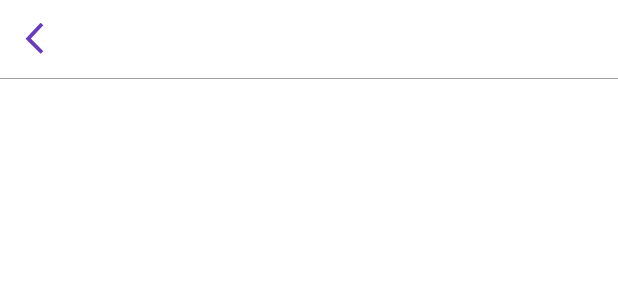
After one commit to zwjnb/Mode2, an Android app: the layout activity_toorbar.xml on its own in the app's theme, with its tools: preview values and no code run, on a phone screen of 412 x 824 dp. The commit adds this screen. Shown: the top 300 px of the screen. Run offline under Robolectric (Android 15) with nearby library versions, the phone set to English and light mode, and no system bars.

```diff
--- a/gradle.properties
+++ b/gradle.properties
@@ -22,3 +22,4 @@ kotlin.code.style=official
 # thereby reducing the size of the R class for that library
 android.nonTransitiveRClass=true
 android.enableJetifier=true
+android.overridePathCheck=true
--- a/lib_main/build.gradle
+++ b/lib_main/build.gradle
@@ -46,6 +46,8 @@ dependencies {
     implementation rootProject.androidx.navigationFragmentKtx
     implementation rootProject.androidx.navigationUiKtx
     implementation rootProject.androidx.ARounter
+    implementation rootProject.androidx.immersionbar
+    implementation rootProject.androidx.immersionbarKtx
     kapt rootProject.androidx.ARountercompiler
 
     testImplementation rootProject.androidx.junit
--- /dev/null
+++ b/lib_main/src/main/res/drawable/topbar_left_back_svg.xml
@@ -0,0 +1,17 @@
+<vector xmlns:android="http://schemas.android.com/apk/res/android"
+    android:width="24dp"
+    android:height="24dp"
+    android:viewportWidth="24"
+    android:viewportHeight="24">
+  <path
+      android:pathData="M14.3846,19.9996l-7.3632,-7.3632l7.3632,-7.8667"
+      android:strokeWidth="2"
+      android:fillColor="#00000000"
+      android:strokeColor="#683AC1"
+      android:fillType="nonZero"
+      />
+
+<!--  android:strokeLineJoin="round"-->
+<!--  android:strokeLineCap="round"-->
+
+</vector>
--- a/lib_main/src/main/res/layout/activity_main.xml
+++ b/lib_main/src/main/res/layout/activity_main.xml
@@ -2,7 +2,8 @@
 <androidx.constraintlayout.widget.ConstraintLayout xmlns:android="http://schemas.android.com/apk/res/android"
     xmlns:tools="http://schemas.android.com/tools"
     android:layout_width="match_parent"
-    android:layout_height="match_parent">
+    android:layout_height="match_parent"
+    android:fitsSystemWindows="true">
 <TextView
     android:layout_width="wrap_content"
     android:layout_height="wrap_content"
--- /dev/null
+++ b/lib_main/src/main/res/layout/activity_toorbar.xml
@@ -0,0 +1,57 @@
+<?xml version="1.0" encoding="utf-8"?>
+<androidx.constraintlayout.widget.ConstraintLayout xmlns:android="http://schemas.android.com/apk/res/android"
+    android:layout_width="match_parent"
+    android:layout_height="match_parent"
+    xmlns:app="http://schemas.android.com/apk/res-auto">
+<androidx.constraintlayout.widget.ConstraintLayout
+   android:id="@+id/toolbar"
+    android:layout_width="match_parent"
+    android:layout_height="wrap_content"
+    app:layout_constraintTop_toTopOf="parent"
+    >
+    <ImageView
+        android:id="@+id/img_back"
+        android:layout_width="50dp"
+        android:layout_height="50dp"
+        android:padding="10dp"
+        app:layout_constraintLeft_toLeftOf="parent"
+        app:layout_constraintTop_toTopOf="parent"
+        android:src="@drawable/topbar_left_back_svg"
+        ></ImageView>
+    <TextView
+        android:id="@+id/title"
+        android:layout_width="wrap_content"
+        android:layout_height="50dp"
+        android:text=""
+        android:textColor="@color/black"
+        android:textSize="18sp"
+        android:gravity="center"
+        app:layout_constraintLeft_toLeftOf="parent"
+        app:layout_constraintTop_toTopOf="parent"
+        app:layout_constraintRight_toRightOf="parent"
+        />
+    <ImageView
+        android:id="@+id/share"
+        android:layout_width="50dp"
+        android:layout_height="50dp"
+        android:visibility="gone"
+        android:src="@mipmap/appstore_icon_right_help_text"
+        app:layout_constraintTop_toTopOf="parent"
+        app:layout_constraintRight_toRightOf="parent"></ImageView>
+    <View
+        android:id="@+id/view"
+        android:layout_width="match_parent"
+        android:layout_height="0.5dp"
+        android:layout_marginTop="2dp"
+        android:background="@color/color_9f9f9f"
+        app:layout_constraintTop_toBottomOf="@+id/img_back"
+        />
+</androidx.constraintlayout.widget.ConstraintLayout>
+<FrameLayout
+    android:id="@+id/frame_layout"
+    android:layout_width="match_parent"
+    android:layout_height="0dp"
+    app:layout_constraintBottom_toBottomOf="parent"
+    app:layout_constraintTop_toBottomOf="@+id/toolbar"
+    />
+</androidx.constraintlayout.widget.ConstraintLayout>
--- a/lib_main/src/main/res/values/colors.xml
+++ b/lib_main/src/main/res/values/colors.xml
@@ -7,4 +7,5 @@
     <color name="teal_700">#FF018786</color>
     <color name="black">#FF000000</color>
     <color name="white">#FFFFFFFF</color>
+    <color name="color_9f9f9f">#9F9F9F</color>
 </resources>
--- /dev/null
+++ b/lib_main/src/main/res/values/ids.xml
@@ -0,0 +1,4 @@
+<?xml version="1.0" encoding="utf-8"?>
+<resources>
+    <item name="main_container" type="id"/>
+</resources>
--- a/lib_main/src/main/res/values/styles.xml
+++ b/lib_main/src/main/res/values/styles.xml
@@ -9,6 +9,8 @@
         <!--给window窗口设置背景图-->
         <item name="android:windowBackground">@mipmap/bg_welcome</item>
     </style>
+    <style name="NoActionBarTheme" parent="Theme.AppCompat.DayNight.NoActionBar">
 
+    </style>
 
 </resources>
```
Also changed, not shown: app/src/main/AndroidManifest.xml (+13 -0 lines), config.gradle (+6 -1 lines), lib_main/src/main/AndroidManifest.xml (+20 -2 lines), lib_main/src/main/java/com/example/lib_main/SplachActivity.kt (+7 -3 lines), lib_main/src/main/java/com/example/lib_main/base/BaseActivity.kt (+66 -26 lines), lib_main/src/main/java/com/example/lib_main/main/MainActivity.kt (+3 -4 lines), lib_main/src/main/res/mipmap-xxhdpi/appstore_icon_right_help_text.png (added).
